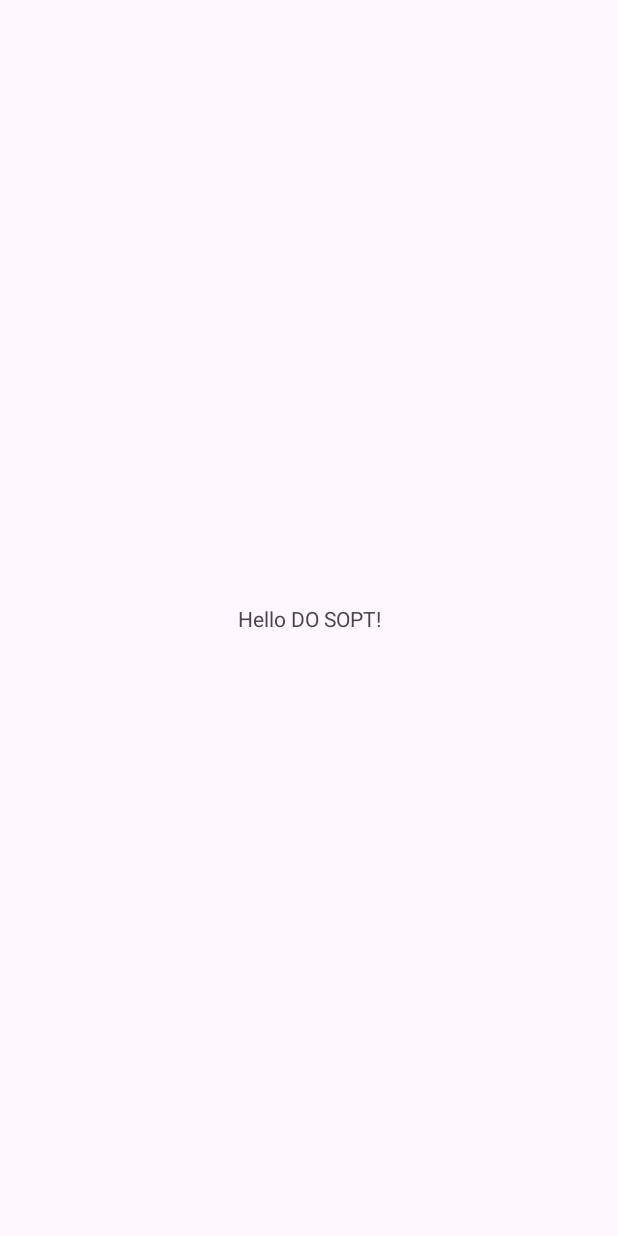
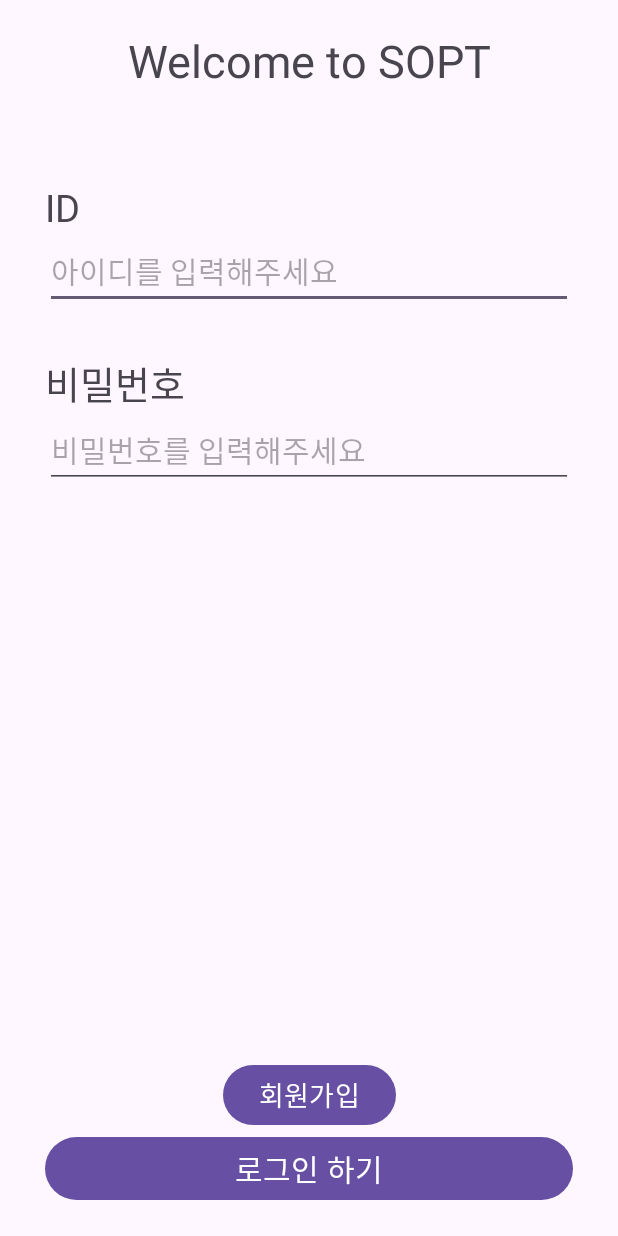
Before and after one commit to DO-SOPT-ANDROID/hyunji-um, an Android app: the screen it shows after launch (MainActivity before the commit, LoginActivity after it), on a phone screen of 412 x 824 dp. Before the commit the screen is almost empty. Run offline under Robolectric (Android 15) with nearby library versions, the phone set to English and light mode, and no system bars.

Commit message:
전체 기능 구현

```diff
--- a/app/build.gradle
+++ b/app/build.gradle
@@ -30,6 +30,10 @@
     kotlinOptions {
         jvmTarget = '11'
     }
+
+    buildFeatures {
+        viewBinding true
+    }
 }
 
 dependencies {
--- /dev/null
+++ b/app/src/main/java/org/sopt/dosopttemplate/LoginActivity.kt
@@ -0,0 +1,60 @@
+package org.sopt.dosopttemplate
+
+import android.content.Intent
+import android.os.Bundle
+import androidx.appcompat.app.AppCompatActivity
+import com.google.android.material.snackbar.Snackbar
+import org.sopt.dosopttemplate.databinding.ActivityLoginBinding
+
+class LoginActivity : AppCompatActivity() {
+    private lateinit var binding: ActivityLoginBinding
+    override fun onCreate(savedInstanceState: Bundle?) {
+        super.onCreate(savedInstanceState)
+        binding = ActivityLoginBinding.inflate(layoutInflater)
+        setContentView(binding.root)
+
+        binding.buttonSignup.setOnClickListener {
+            val intent = Intent(this, SignUpActivity::class.java)
+            startActivity(intent)
+        }
+
+        val userid = binding.editTextId
+        val passid = intent.getStringExtra("passId")
+        userid.setText(passid)
+        val userpw = binding.editTextPass
+        val passpw = intent.getStringExtra("passPw")
+        userpw.setText(passpw)
+        val passNk = intent.getStringExtra("passNk")
+        val passHome = intent.getStringExtra("passHome")
+
+        binding.buttonLogin.setOnClickListener {
+
+            if (binding.editTextId.length() >= 6) {
+                if (binding.editTextPass.length() in 8..12) {
+                    Snackbar.make(
+                        binding.root,
+                        "로그인에 성공했습니다",
+                        Snackbar.LENGTH_SHORT
+                    ).show()
+                    val intent = Intent(this, MainActivity::class.java)
+                    intent.putExtra("mainId", binding.editTextId.text.toString())
+                    intent.putExtra("mainNk", passNk)
+                    intent.putExtra("mainHome", passHome)
+                    startActivity(intent)
+                } else {
+                    Snackbar.make(
+                        binding.root,
+                        "비밀번호가 잘못되었습니다.",
+                        Snackbar.LENGTH_SHORT
+                    ).show()
+                }
+            } else {
+                Snackbar.make(
+                    binding.root,
+                    "아이디가 잘못되었습니다.",
+                    Snackbar.LENGTH_SHORT
+                ).show()
+            }
+        }
+    }
+}
--- /dev/null
+++ b/app/src/main/res/layout/activity_login.xml
@@ -0,0 +1,82 @@
+<?xml version="1.0" encoding="utf-8"?>
+<androidx.constraintlayout.widget.ConstraintLayout xmlns:android="http://schemas.android.com/apk/res/android"
+    xmlns:app="http://schemas.android.com/apk/res-auto"
+    xmlns:tools="http://schemas.android.com/tools"
+    android:layout_width="match_parent"
+    android:layout_height="match_parent"
+    tools:context=".LoginActivity">
+
+    <TextView
+        android:id="@+id/welcome"
+        android:layout_width="wrap_content"
+        android:layout_height="wrap_content"
+        android:layout_marginTop="20dp"
+        android:text="Welcome to SOPT"
+        android:textSize="30dp"
+        app:layout_constraintEnd_toEndOf="parent"
+        app:layout_constraintStart_toStartOf="parent"
+        app:layout_constraintTop_toTopOf="parent" />
+
+    <TextView
+        android:id="@+id/id"
+        android:layout_width="wrap_content"
+        android:layout_height="wrap_content"
+        android:layout_marginHorizontal="30dp"
+        android:layout_marginTop="60dp"
+        android:text="ID"
+        android:textSize="25sp"
+        app:layout_constraintStart_toStartOf="parent"
+        app:layout_constraintTop_toBottomOf="@+id/welcome" />
+
+    <EditText
+        android:id="@+id/editText_id"
+        android:layout_width="match_parent"
+        android:layout_height="wrap_content"
+        android:layout_marginHorizontal="30dp"
+        android:hint="아이디를 입력해주세요"
+        android:textSize="20sp"
+        app:layout_constraintTop_toBottomOf="@+id/id" />
+
+    <TextView
+        android:id="@+id/textView"
+        android:layout_width="wrap_content"
+        android:layout_height="wrap_content"
+        android:layout_marginHorizontal="30dp"
+        android:layout_marginTop="30dp"
+        android:text="비밀번호"
+        android:textSize="25sp"
+        app:layout_constraintStart_toStartOf="parent"
+        app:layout_constraintTop_toBottomOf="@+id/editText_id" />
+
+    <EditText
+        android:id="@+id/editText_pass"
+        android:layout_width="match_parent"
+        android:layout_height="wrap_content"
+        android:layout_marginHorizontal="30dp"
+        android:hint="비밀번호를 입력해주세요"
+        android:textSize="20sp"
+        app:layout_constraintTop_toBottomOf="@+id/textView"
+        tools:layout_editor_absoluteX="30dp" />
+
+    <Button
+        android:id="@+id/button_login"
+        android:layout_width="match_parent"
+        android:layout_height="wrap_content"
+        android:layout_marginHorizontal="30dp"
+        android:layout_marginBottom="20dp"
+        android:text="로그인 하기"
+        android:textSize="20sp"
+        app:layout_constraintBottom_toBottomOf="parent" />
+
+    <Button
+        android:id="@+id/button_signup"
+        android:layout_width="wrap_content"
+        android:layout_height="wrap_content"
+        android:text="회원가입"
+        android:textSize="18sp"
+        app:layout_constraintBottom_toTopOf="@id/button_login"
+        app:layout_constraintEnd_toEndOf="parent"
+        app:layout_constraintStart_toStartOf="parent" />
+
+
+</androidx.constraintlayout.widget.ConstraintLayout>
```
Also changed, not shown: app/src/main/AndroidManifest.xml (+13 -2 lines), app/src/main/java/org/sopt/dosopttemplate/MainActivity.kt (+15 -2 lines), app/src/main/java/org/sopt/dosopttemplate/SignUpActivity.kt (added, +50 -0 lines), app/src/main/res/layout/activity_main.xml (+60 -6 lines), app/src/main/res/layout/activity_signup.xml (added, +115 -0 lines), app/src/main/res/drawable/jordy.jpg (added).
